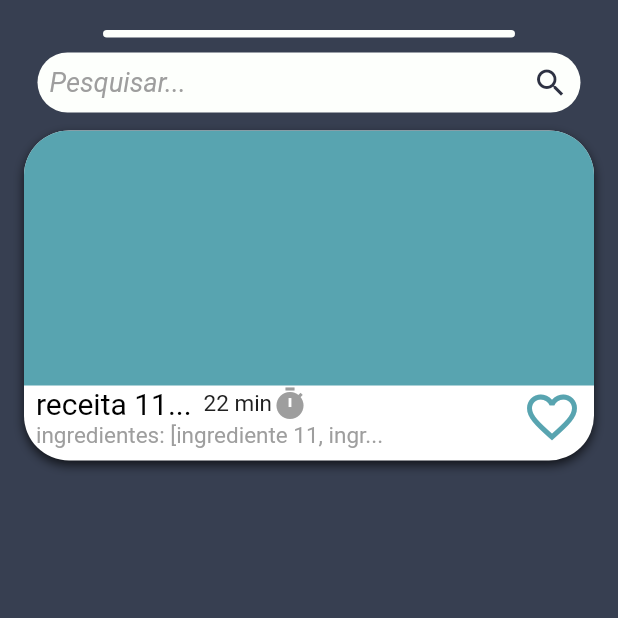
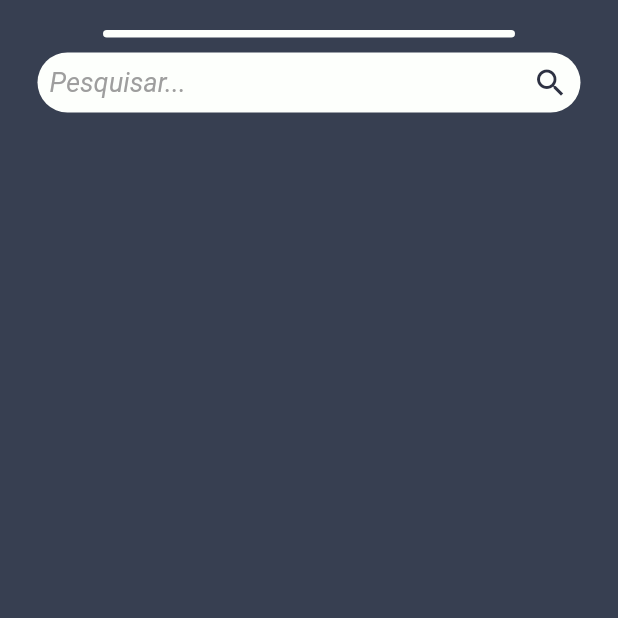
Before and after one commit to stefsoliveira/InteliCipes, a Flutter app: the RecommendedRecipes screen opened by its route, after a tap on an icon or button, on a phone screen of 412 x 824 dp, the top half of it. Run offline on Flutter 3.47's test engine with Material 2 defaults, Android fonts, the phone set to English and light mode, and no system bars; our stand-ins replace google_fonts.

Commit message:
primeira versao da pagina de receitas

```diff
--- a/lib/main.dart
+++ b/lib/main.dart
@@ -56,6 +56,7 @@ _buildRoutes(context) {
     '/food_display': (context) => RecommendedRecipes(),
     '/settings': (context) => SettingsPage(),
     '/test_area': (context) => searchBar(),
+    '/recipe_page' :(context) => RecipesPage(),
   };
 }
 
--- a/lib/recipes.dart
+++ b/lib/recipes.dart
@@ -75,3 +75,53 @@ class ReceitaController {
     _receitas = [];
   }
 }
+
+class RecipesPage extends StatelessWidget {
+  @override
+  Widget build(BuildContext Context) {
+    return Scaffold(
+      backgroundColor: Assets.whiteColor,
+      body: Column(
+        children: [
+          Container(
+            height: Helper.getScreenHeight(Context),
+            decoration: BoxDecoration(
+              //borderRadius: BorderRadius.vertical(top:Radius.circular(40)),
+              color: Assets.darkGreyColor,
+            ),
+            child: Column(
+              children: [
+                SizedBox(height: 20,),
+                Container(
+                  height: 5,
+                  width: Helper.getScreenWidth(Context)/1.5,
+                  decoration: BoxDecoration(
+                      borderRadius: BorderRadius.all(Radius.circular(5)),
+                      color: Assets.whiteColor),
+                ),
+                SizedBox(height: 10,),
+                GestureDetector( // Deslizar para baixo para voltar a tela
+                  onVerticalDragUpdate: (details) {
+                    if(details.delta.dy > 2){
+                      Helper.back(Context);
+                    }
+                  },
+                  child: Hero( // animaçao entre as telas
+                      tag:'searchbar',
+                      child:Material(
+                        color: Colors.transparent,
+                        child: SearchBar(colorMain:Assets.whiteColor,colorIcon:Assets.blackColorPlaceholder,barSize: 50,),
+                      )),
+                ),
+                Assets.smallPaddingBox,
+                Container(
+                  height: Helper.getScreenHeight(Context)-85, // se der problema de overflow incremente esse numero
+                  ),
+              ],
+            ),
+          ),
+        ],
+      ),
+    );
+  }
+}
--- a/lib/widgets.dart
+++ b/lib/widgets.dart
@@ -334,132 +334,6 @@ class _searchBar extends State<searchBar> {
   }
 } // area de teste
 
-class ReceitaDisplay extends StatelessWidget {
-  String titulo;
-  List ingredientes, preparo;
-  var tempo;
-  double height_main;
-  AssetImage image;
-  Color iconColor;
-
-  ReceitaDisplay(
-      {this.titulo,
-      this.ingredientes,
-      this.tempo,
-      this.height_main,
-      this.image,
-      this.iconColor,
-      this.preparo});
-
-  Widget imageCheck(width) {
-    if (image == null) {
-      return Container(
-        height: height_main - 60,
-        decoration: BoxDecoration(
-          color: Assets.blueColor,
-        ),
-      );
-    } else {
-      return Image.asset(
-        image.assetName,
-        scale: 0.3,
-        width: width,
-      );
-    }
-  }
-
-  setColor(color) {
-    if (color == null)
-      return Assets.blueColor;
-    else
-      return color;
-  }
-
-  getLen(String string, limit) {
-    if (string.length >= limit) {
-      return limit;
-    } else
-      return string.length;
-  }
-
-  @override
-  Widget build(BuildContext context) {
-    return GestureDetector(
-      onTap: () {
-        FocusScopeNode currentFocus = FocusScope.of(context);
-        if (!currentFocus.hasPrimaryFocus) {
-          currentFocus.unfocus();
-        }
-        print("this $titulo");
-      },
-      child: Container(
-          clipBehavior: Clip.antiAliasWithSaveLayer,
-          width: Helper.getScreenWidth(context),
-          decoration: BoxDecoration(
-              color: Colors.white,
-              borderRadius: BorderRadius.all(
-                Radius.circular(30),
-              )),
-          child:
-              Column(crossAxisAlignment: CrossAxisAlignment.start, children: [
-            imageCheck(Helper.getScreenWidth(context)),
-            Row(
-              children: [
-                Column(
-                  crossAxisAlignment: CrossAxisAlignment.start,
-                  children: [
-                    Padding(
-                      padding: const EdgeInsets.symmetric(horizontal: 8),
-                      child: Row(
-                        children: [
-                          Text(
-                            "${this.titulo}".replaceRange(
-                                getLen("$titulo", 16), "$titulo".length, "..."),
-                            style: InriaSansStyle(size: 20).get(),
-                          ),
-                          Assets.smallPaddingBox,
-                          Text(
-                            "$tempo min",
-                            style: InriaSansStyle(
-                                    size: 15, color: Colors.grey.shade900)
-                                .get(),
-                          ),
-                          Icon(
-                            Icons.timer,
-                            color: Colors.grey,
-                          ),
-                        ],
-                      ),
-                    ),
-                    Padding(
-                      padding: const EdgeInsets.symmetric(horizontal: 8),
-                      child: Text(
-                        "ingredientes: $ingredientes".replaceRange(
-                            getLen("ingredientes: $ingredientes", 35),
-                            "ingredientes: $ingredientes".length,
-                            "..."),
-                        style: InriaSansStyle(
-                          size: 15,
-                          color: Colors.grey,
-                        ).get(),
-                      ),
-                    )
-                  ],
-                ),
-                Spacer(),
-                Padding(
-                  padding: const EdgeInsets.symmetric(horizontal: 8),
-                  child: Icon(Icons.favorite_border,
-                      size: 40, color: setColor(iconColor)),
-                )
-              ],
-            ),
-            Assets.smallPaddingBox
-          ])),
-    );
-  }
-} // Tile que mostra uma imagem(asset), titulo(string), tempo(int), ingredientes(list). Pode ser usado ''standalone''.
-
 class TextBar extends StatelessWidget {
   Color color;
   double padding, size;
@@ -536,39 +410,6 @@ class TextBar extends StatelessWidget {
   }
 } // Texto(string) dentro de uma capsula. possuem os themes 'dark' & 'light'.
 
-class ColectionItem extends StatelessWidget {
-  AssetImage image;
-
-  ColectionItem({this.image});
-
-  setImage(image) {
-    if (image == null) {
-      return Container(
-        color: Assets.whiteColor,
-        height: 80,
-        width: 80,
-      );
-    } else {
-      return Image.asset(
-        image.assetName,
-        scale: 1,
-        height: 80,
-      );
-    }
-  }
-
-  @override
-  Widget build(BuildContext context) {
-    return Container(
-      clipBehavior: Clip.antiAlias,
-      height: 80,
-      decoration: BoxDecoration(
-          borderRadius: BorderRadius.circular(20), color: Assets.whiteColor),
-      child: setImage(image),
-    );
-  }
-} // Tile da aba de categorias. Possue uma imagem(asset),titulo(string)
-
 class ColectionBar extends StatelessWidget {
   var _items = categoriaControler.getall();
 
@@ -630,6 +471,180 @@ class ColectionBar extends StatelessWidget {
     );
   }
 } // Um listView dos Tiles das categorias
+
+class ColectionItem extends StatelessWidget {
+  AssetImage image;
+
+  ColectionItem({this.image});
+
+  setImage(image) {
+    if (image == null) {
+      return Container(
+        color: Assets.whiteColor,
+        height: 80,
+        width: 80,
+      );
+    } else {
+      return Image.asset(
+        image.assetName,
+        scale: 1,
+        height: 80,
+      );
+    }
+  }
+
+  @override
+  Widget build(BuildContext context) {
+    return Container(
+      clipBehavior: Clip.antiAlias,
+      height: 80,
+      decoration: BoxDecoration(
+          borderRadius: BorderRadius.circular(20), color: Assets.whiteColor),
+      child: setImage(image),
+    );
+  }
+} // Tile da aba de categorias. Possue uma imagem(asset),titulo(string)
+
+class ReceitaDisplay extends StatelessWidget {
+  String titulo;
+  List ingredientes, preparo;
+  var tempo;
+  double height_main;
+  AssetImage image;
+  Color iconColor;
+
+  ReceitaDisplay(
+      {this.titulo,
+        this.ingredientes,
+        this.tempo,
+        this.height_main,
+        this.image,
+        this.iconColor,
+        this.preparo});
+
+  Widget imageCheck(width) {
+    if (image == null) {
+      return Container(
+        height: height_main - 60,
+        decoration: BoxDecoration(
+          color: Assets.blueColor,
+        ),
+      );
+    } else {
+      return Image.asset(
+        image.assetName,
+        scale: 0.3,
+        width: width,
+      );
+    }
+  }
+
+  setColor(color) {
+    if (color == null)
+      return Assets.blueColor;
+    else
+      return color;
+  }
+
+  getLen(String string, limit) {
+    if (string.length >= limit) {
+      return limit;
+    } else
+      return string.length;
+  }
+
+  void _recommendedRecipe (){
+
+}
+
+  @override
+  Widget build(BuildContext context) {
+    return GestureDetector(
+      onTap: () => Helper.go(context, '/recipe_page'),
+      /*onTap: () {
+        FocusScopeNode currentFocus = FocusScope.of(context);
+        if (!currentFocus.hasPrimaryFocus) {
+          currentFocus.unfocus();
+        }
+        print("this $titulo");
+      },*/
+      child: Container(
+          clipBehavior: Clip.antiAliasWithSaveLayer,
+          width: Helper.getScreenWidth(context),
+          decoration: BoxDecoration(
+              color: Colors.white,
+              borderRadius: BorderRadius.all(
+                Radius.circular(30),
+              )),
+          child:
+          Column(crossAxisAlignment: CrossAxisAlignment.start, children: [
+            imageCheck(Helper.getScreenWidth(context)),
+            Row(
+              children: [
+                Column(
+                  crossAxisAlignment: CrossAxisAlignment.start,
+                  children: [
+                    Padding(
+                      padding: const EdgeInsets.symmetric(horizontal: 8),
+                      child: Row(
+                        children: [
+                          Text(
+                            "${this.titulo}".replaceRange(
+                                getLen("$titulo", 16), "$titulo".length, "..."),
+                            style: InriaSansStyle(size: 20).get(),
+                          ),
+                          Assets.smallPaddingBox,
+                          Text(
+                            "$tempo min",
+                            style: InriaSansStyle(
+                                size: 15, color: Colors.grey.shade900)
+                                .get(),
+                          ),
+                          Icon(
+                            Icons.timer,
+                            color: Colors.grey,
+                          ),
+                        ],
+                      ),
+                    ),
+                    Padding(
+                      padding: const EdgeInsets.symmetric(horizontal: 8),
+                      child: Text(
+                        "ingredientes: $ingredientes".replaceRange(
+                            getLen("ingredientes: $ingredientes", 35),
+                            "ingredientes: $ingredientes".length,
+                            "..."),
+                        style: InriaSansStyle(
+                          size: 15,
+                          color: Colors.grey,
+                        ).get(),
+                      ),
+                    )
+                  ],
+                ),
+                Spacer(),
+                Padding(
+                  padding: const EdgeInsets.symmetric(horizontal: 8),
+                  child: Icon(Icons.favorite_border,
+                      size: 40, color: setColor(iconColor)),
+                )
+              ],
+            ),
+            Assets.smallPaddingBox
+          ])),
+    );
+  }
+} // Tile que mostra uma imagem(asset), titulo(string), tempo(int), ingredientes(list). Pode ser usado ''standalone''.
+
+class ReceitaDisplayState extends StatefulWidget{
+  @override
+  State<StatefulWidget> createState() {
+    // TODO: implement createState
+    throw UnimplementedError();
+  }
+
+
+}
 
 class RecommendedDisplay extends StatelessWidget {
   var _recomendedList = recomendadoController.getAll();
@@ -712,6 +727,7 @@ class ModalSearchPage extends StatefulWidget {
   @override
   _ModalSearchPageState createState() => _ModalSearchPageState();
 }
+
 class _ModalSearchPageState extends State<ModalSearchPage> {
   bool isLoading = false;
 
@@ -816,9 +832,4 @@ class _ModalSearchPageState extends State<ModalSearchPage> {
   }
 } // Modal de pesquisa que pertence a aba SearchBar
 
-class ReceitaPage extends StatelessWidget {
-  @override
-  Widget build(BuildContext Context) {
-    return Scaffold();
-  }
-} // todo: pagina de likes, pagina de receitas.
+ // todo: pagina de likes, pagina de receitas.
```
Lines whose indentation alone changed are shown as unchanged.
